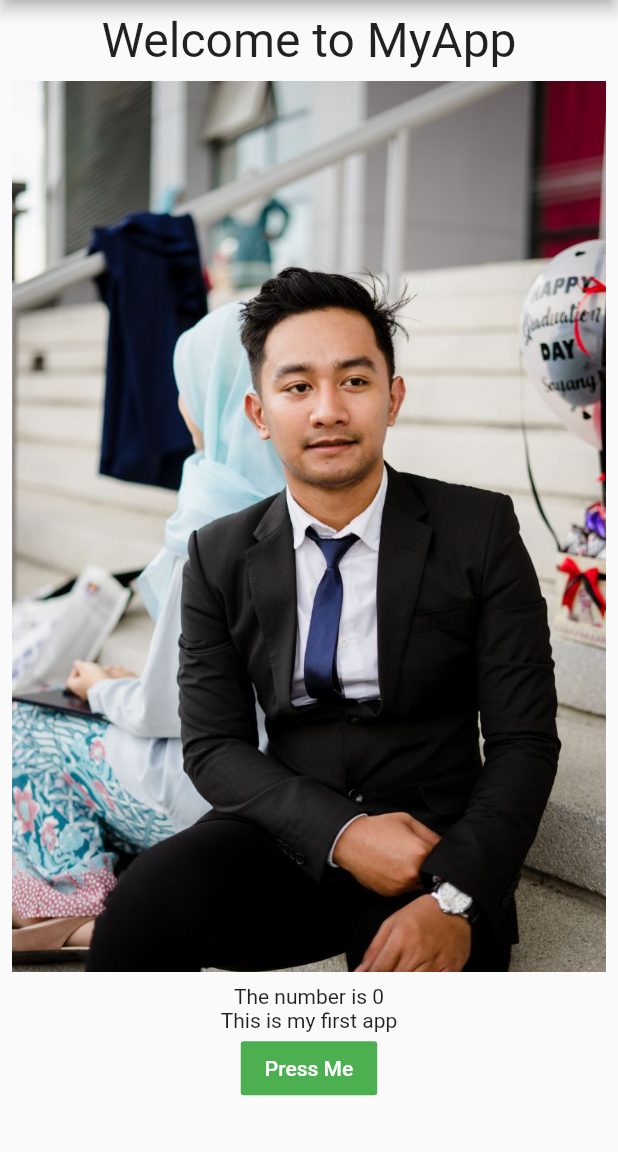
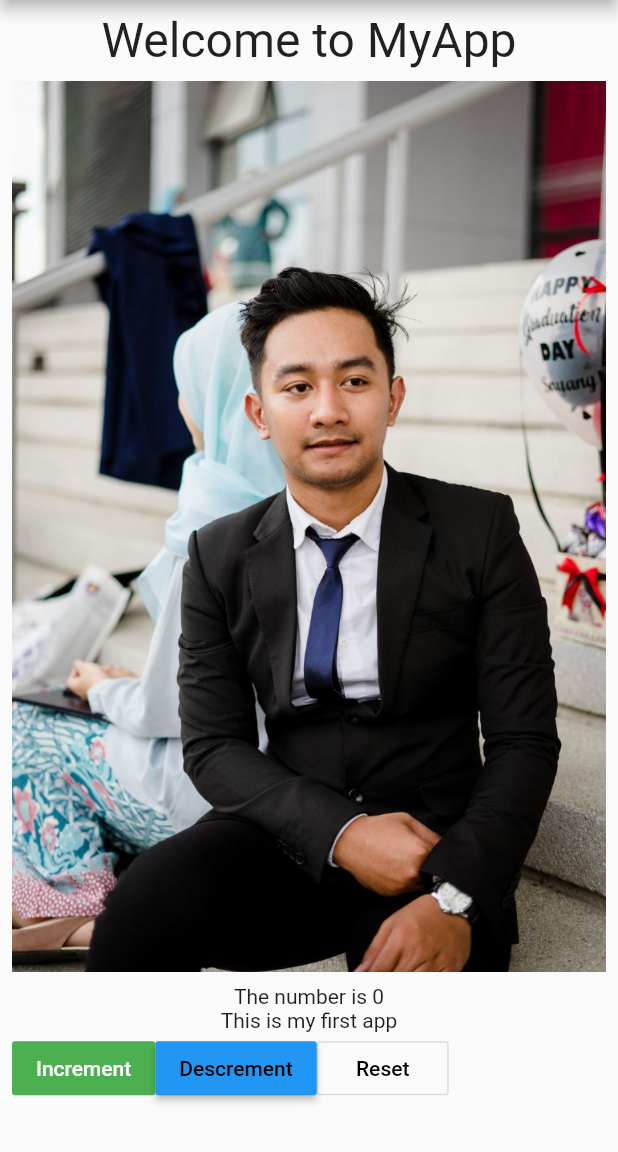
Before and after one commit to samtarmizi/flutter-day1, a Flutter app: the screen it shows after launch, on a phone screen of 412 x 824 dp, the part 84-1236 px from its top. Run offline on Flutter 3.47's test engine with Material 2 defaults, Android fonts, the phone set to English and light mode, and no system bars.

Commit message:
add more button - raised & outline

```diff
--- a/lib/main.dart
+++ b/lib/main.dart
@@ -42,15 +42,39 @@ class _HelloWorldPageState extends State<HelloWorldPage> {
                 SizedBox(height: 8.0),
                 Text("The number is $number"),
                 Text("This is my first app"),
+                Row(
+                  children: <Widget>[
                     FlatButton(
-                  child: Text("Press Me"),
+                      child: Text("Increment"),
                       color: Colors.green,
                       textColor: Colors.white,
                       onPressed: () {
-                    setState((){
+                        setState(() {
                           number++;
                         });
                       },
+                    ),
+                    RaisedButton(
+                      child: Text("Descrement"),
+                      color: Colors.blue,
+                      textColor: Colors.black,
+                      onPressed: () {
+                        setState(() {
+                          number--;
+                        });
+                      },
+                    ),
+                    OutlineButton(
+                      child: Text("Reset"),
+                      color: Colors.blue,
+                      textColor: Colors.black,
+                      onPressed: () {
+                        setState(() {
+                          number = 0;
+                        });
+                      },
+                    )
+                  ],
                 )
               ])))),
     );
```
Lines whose indentation alone changed are shown as unchanged.
